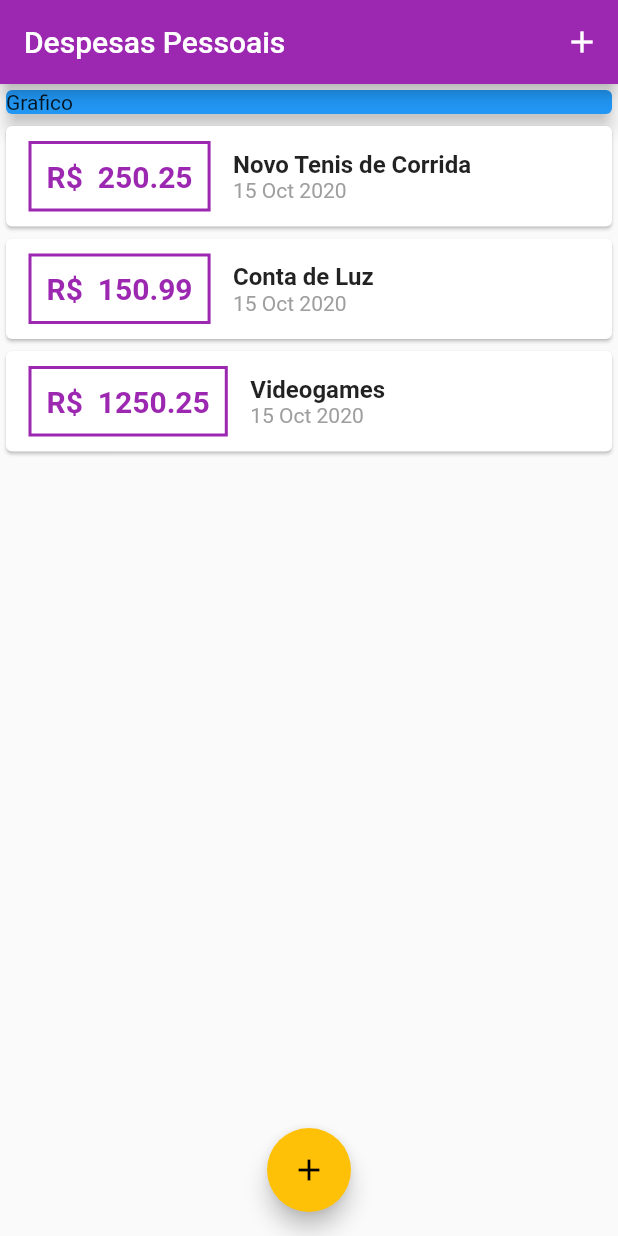
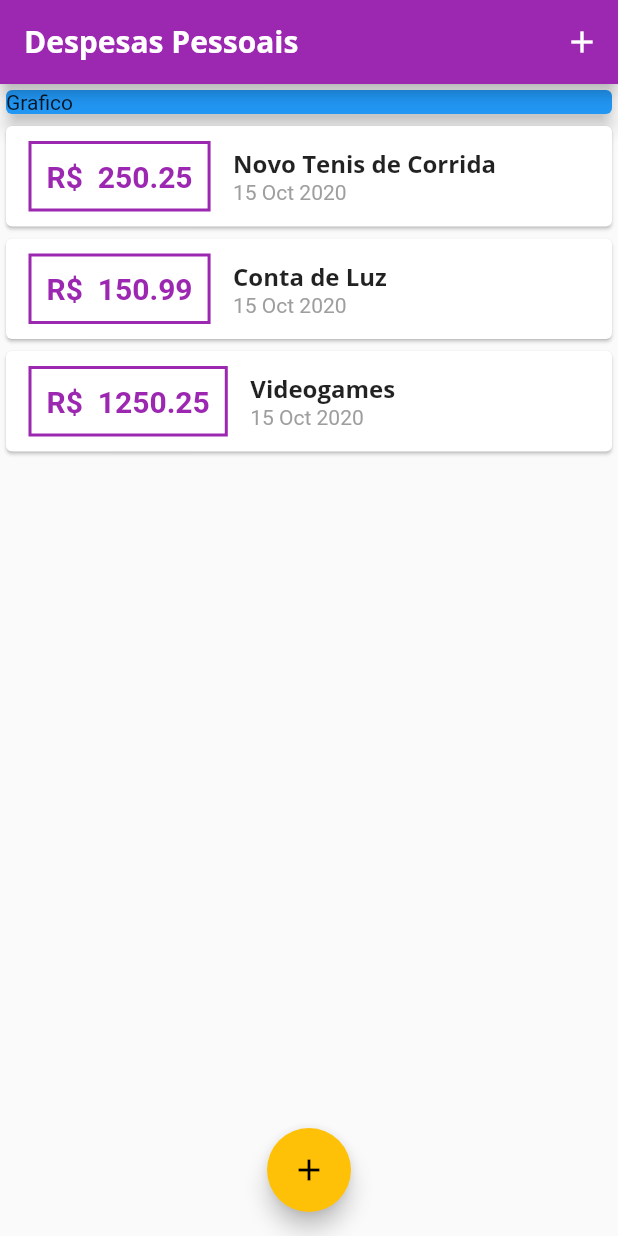
Before and after one commit to rodolforoc/my-expenses, a Flutter app: the screen it shows after launch, on a phone screen of 412 x 824 dp. Run offline on Flutter 3.47's test engine with Material 2 defaults, Android fonts, the phone set to English and light mode, and no system bars.

Commit message:
Add new fonts

```diff
--- a/lib/components/transaction_list.dart
+++ b/lib/components/transaction_list.dart
@@ -43,10 +43,7 @@ class TransactionList extends StatelessWidget {
                   children: [
                     Text(
                       tr.title,
-                      style: TextStyle(
-                        fontWeight: FontWeight.bold,
-                        fontSize: 16,
-                      ),
+                      style: Theme.of(context).textTheme.headline6,
                     ),
                     Text(
                       DateFormat('d MMM y').format(tr.date),
--- a/lib/main.dart
+++ b/lib/main.dart
@@ -16,6 +16,23 @@ class ExpensesApp extends StatelessWidget {
       theme: ThemeData(
         primarySwatch: Colors.purple,
         accentColor: Colors.amber,
+        fontFamily: 'Quicksand',
+        textTheme: ThemeData.light().textTheme.copyWith(
+              headline6: TextStyle(
+                fontFamily: 'OpenSans',
+                fontSize: 16,
+                fontWeight: FontWeight.bold,
+              ),
+            ),
+        appBarTheme: AppBarTheme(
+          textTheme: ThemeData.light().textTheme.copyWith(
+                headline6: TextStyle(
+                  fontFamily: 'OpenSans',
+                  fontSize: 20,
+                  fontWeight: FontWeight.bold,
+                ),
+              ),
+        ),
       ),
     );
   }
```
Also changed, not shown: pubspec.yaml (+11 -6 lines), assets/fonts/OpenSans-Bold.ttf (added), assets/fonts/OpenSans-Regular.ttf (added), assets/fonts/Quicksand-Bold.ttf (added), assets/fonts/Quicksand-Light.ttf (added), assets/fonts/Quicksand-Medium.ttf (added), assets/fonts/Quicksand-Regular.ttf (added).
